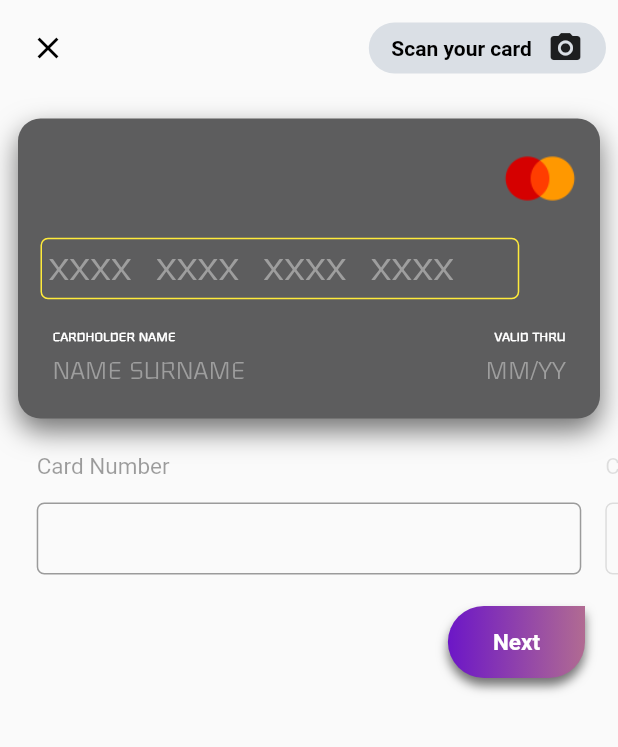
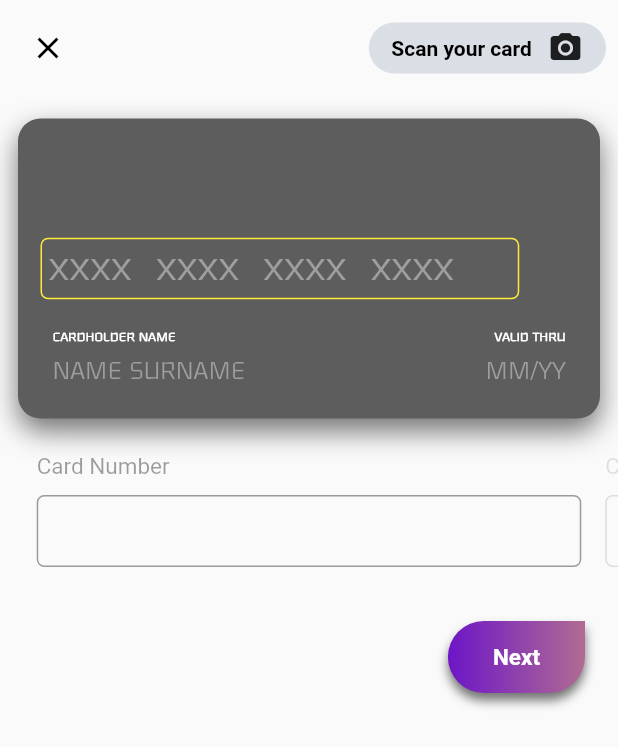
Before and after one commit to Origogi/Flutter-Credit-Card-Input-Form, a Flutter app: the screen it shows after launch, on a phone screen of 412 x 824 dp. Shown: the top 747 px of the screen. Run offline on Flutter 3.47's test engine with Material 2 defaults, Android fonts, the phone set to English and light mode, and no system bars; drawn by our look-alikes of flip_card.

Commit message:
complete project

```diff
--- a/lib/components/front_card_view.dart
+++ b/lib/components/front_card_view.dart
@@ -1,6 +1,7 @@
-
 import 'package:flutter/material.dart';
 import 'package:flutter_credit_card/components/yellow_border.dart';
+import 'package:flutter_credit_card/provider/card_number_provider.dart';
+import 'package:provider/provider.dart';
 
 import '../constanst.dart';
 import 'card_name.dart';
@@ -29,12 +30,7 @@ class FrondCardView extends StatelessWidget {
               alignment: Alignment.centerLeft,
               child: CardNumber(),
             ),
-            Align(
-                alignment: Alignment.topRight,
-                child: Image.asset(
-                  'images/mastercard.png',
-                  width: 50,
-                )),
+            Align(alignment: Alignment.topRight, child: CardLogo()),
             Align(
               alignment: Alignment.bottomLeft,
               child: Padding(
@@ -81,3 +77,46 @@ class FrondCardView extends StatelessWidget {
     );
   }
 }
+
+class CardLogo extends StatelessWidget {
+  final master = Image.asset(
+    'images/mastercard.png',
+    width: 50,
+  );
+  final visa = Image.asset(
+    'images/visa.png',
+    width: 50,
+  );
+  @override
+  Widget build(BuildContext context) {
+    String cardNumber = Provider.of<CardNumberProvider>(context).cardNumber;
+
+    bool visaSelected = false;
+    bool masterSelected = false;
+
+    if (cardNumber.isEmpty) {
+      visaSelected = false;
+      masterSelected = false;
+    } else if (cardNumber.startsWith('3')) {
+      visaSelected = true;
+      masterSelected = false;
+    } else {
+      visaSelected = false;
+      masterSelected = true;
+    }
+
+    return Stack(
+      children: <Widget>[
+        AnimatedOpacity(
+          opacity: visaSelected ? 1 : 0,
+          child: visa,
+          duration: Duration(milliseconds: 200),
+        ),
+        AnimatedOpacity(
+            opacity: masterSelected ? 1 : 0,
+            child: master,
+            duration: Duration(milliseconds: 200)),
+      ],
+    );
+  }
+}
--- a/lib/components/input_view_pager.dart
+++ b/lib/components/input_view_pager.dart
@@ -3,6 +3,7 @@ import 'package:flutter_credit_card/constanst.dart';
 import 'package:flutter_credit_card/provider/card_cvv_provider.dart';
 import 'package:flutter_credit_card/provider/card_name_provider.dart';
 import 'package:flutter_credit_card/provider/card_valid_provider.dart';
+import 'package:flutter_credit_card/provider/state_provider.dart';
 import 'package:provider/provider.dart';
 import 'package:flutter_credit_card/provider/card_number_provider.dart';
 
@@ -18,10 +19,22 @@ class InputViewPager extends StatelessWidget {
     3: 'Security Code(CVC)'
   };
 
+  List<FocusNode> focusNodes = [
+    FocusNode(),
+    FocusNode(),
+    FocusNode(),
+    FocusNode(),
+  ];
+
   @override
   Widget build(BuildContext context) {
+    Provider.of<StateProvider>(context).addListener(() {
+      int index = Provider.of<StateProvider>(context).getCurrentState().index;
+      FocusScope.of(context).requestFocus(focusNodes[index]);
+    });
+
     return Container(
-        height: 100,
+        height: 110,
         child: PageView.builder(
             physics: NeverScrollableScrollPhysics(),
             controller: pageController,
@@ -29,6 +42,7 @@ class InputViewPager extends StatelessWidget {
               return Padding(
                 padding: const EdgeInsets.all(8.0),
                 child: InputForm(
+                    focusNode: focusNodes[index],
                     title: titleMap[index],
                     index: index,
                     pageController: pageController),
@@ -42,8 +56,10 @@ class InputForm extends StatefulWidget {
   final String title;
   final int index;
   final PageController pageController;
+  final FocusNode focusNode;
 
-  InputForm({@required this.title, this.index, this.pageController});
+  InputForm(
+      {@required this.title, this.index, this.pageController, this.focusNode});
 
   @override
   _InputFormState createState() => _InputFormState();
@@ -51,6 +67,11 @@ class InputForm extends StatefulWidget {
 
 class _InputFormState extends State<InputForm> {
   var opacicy = 0.3;
+
+  int maxLength;
+  TextInputType textInputType;
+  TextEditingController textController =  TextEditingController();
+
 
   void onChange() {
     setState(() {
@@ -70,7 +91,25 @@ class _InputFormState extends State<InputForm> {
       opacicy = 1;
     }
 
+    // Provider.of<StateProvider>(context).addListener(() {
+    //   print(Provider.of<StateProvider>(context).getCurrentState());
+    // });
+
     widget.pageController.addListener(onChange);
+
+    if (widget.index == InputState.number.index) {
+      maxLength = 16;
+      textInputType = TextInputType.number;
+    } else if (widget.index == InputState.name.index) {
+      maxLength = 20;
+      textInputType = TextInputType.text;
+    } else if (widget.index == InputState.validate.index) {
+      maxLength = 4;
+      textInputType = TextInputType.number;
+    } else if (widget.index == InputState.CVV.index) {
+      maxLength = 3;
+      textInputType = TextInputType.number;
+    }
   }
 
   @override
@@ -93,9 +132,13 @@ class _InputFormState extends State<InputForm> {
               style: TextStyle(fontSize: 15, color: Colors.black38),
             ),
             SizedBox(
-              height: 15,
+              height: 10,
             ),
             TextField(
+              controller: textController,
+              focusNode: widget.focusNode,
+              keyboardType: textInputType,
+              maxLength: maxLength,
               onChanged: (newValue) {
                 if (widget.index == InputState.number.index) {
                   Provider.of<CardNumberProvider>(context).setNumber(newValue);
@@ -108,8 +151,13 @@ class _InputFormState extends State<InputForm> {
                 }
               },
               decoration: InputDecoration(
+                // counter: Offstage(),
+                counter: SizedBox(
+                  height: 0,
+                ),
+
                 contentPadding:
-                    const EdgeInsets.symmetric(vertical: 5.0, horizontal: 10),
+                    const EdgeInsets.symmetric(vertical: 2.0, horizontal: 10),
                 border: OutlineInputBorder(
                     borderSide: BorderSide(width: 0.5, color: Colors.black38),
                     borderRadius: BorderRadius.circular(5)),
--- a/lib/screens/MainScreen.dart
+++ b/lib/screens/MainScreen.dart
@@ -42,7 +42,7 @@ class _MainScreenState extends State<MainScreen> {
             Padding(
               padding: const EdgeInsets.symmetric(horizontal: 12),
               child: FlipCard(
-                flipOnTouch: true,
+                flipOnTouch: false,
                 key: cardKey,
                 front: FrondCardView(),
                 back: BackCardView(),
```
